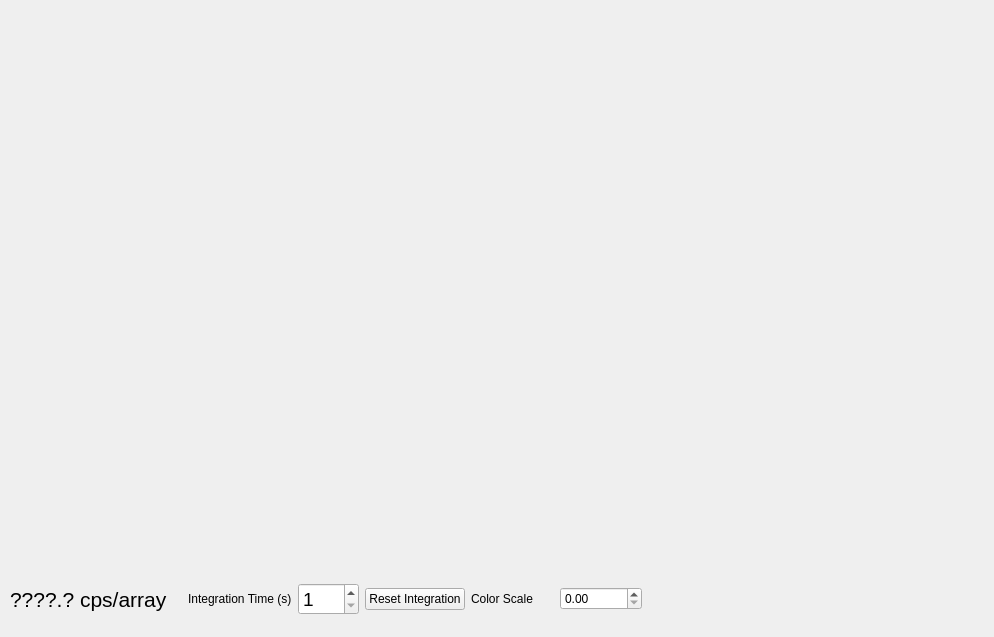
This is observe.ui in usnistgov/dastardcommander as Qt 5 draws it before an edit. The edited form follows.
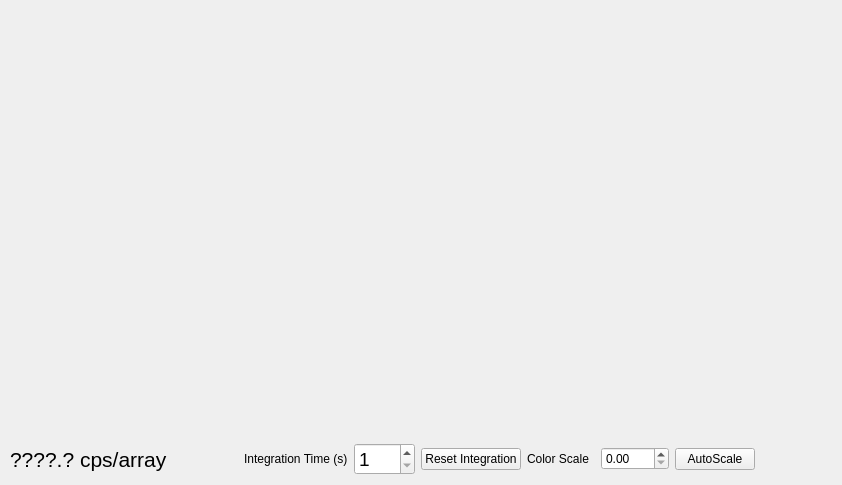
This is the edited form.

Commit message: know about channel names

```diff
--- a/observe.ui
+++ b/observe.ui
@@ -6,8 +6,8 @@
    <rect>
     <x>0</x>
     <y>0</y>
-    <width>994</width>
-    <height>637</height>
+    <width>842</width>
+    <height>485</height>
    </rect>
   </property>
   <property name="windowTitle">
@@ -17,8 +17,8 @@
    <property name="geometry">
     <rect>
      <x>10</x>
-     <y>580</y>
-     <width>632</width>
+     <y>440</y>
+     <width>745</width>
      <height>38</height>
     </rect>
    </property>
@@ -89,6 +89,19 @@
       <item>
        <widget class="QDoubleSpinBox" name="doubleSpinBox_colorScale"/>
       </item>
+      <item>
+       <widget class="QPushButton" name="pushButton_autoScale">
+        <property name="text">
+         <string>AutoScale</string>
+        </property>
+        <property name="checkable">
+         <bool>true</bool>
+        </property>
+        <property name="checked">
+         <bool>false</bool>
+        </property>
+       </widget>
+      </item>
      </layout>
     </item>
    </layout>
@@ -98,8 +111,8 @@
     <rect>
      <x>10</x>
      <y>10</y>
-     <width>971</width>
-     <height>561</height>
+     <width>821</width>
+     <height>421</height>
     </rect>
    </property>
    <layout class="QVBoxLayout" name="verticalLayout_countRateMap"/>
```
The commit also changes 2 other files.
